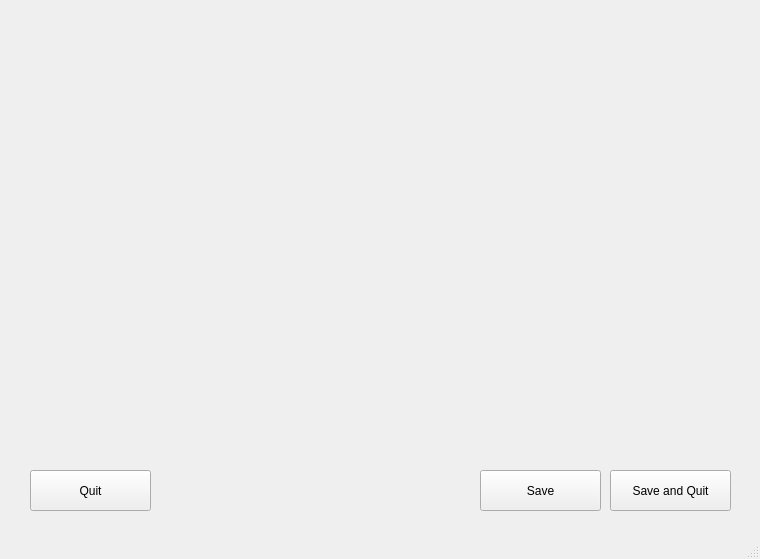
First picture: the form in sbndprmdaq/prm_settings/hvsettings.ui, repository marcodeltutto/SBNDPurityMonitorDAQ, before the edit.
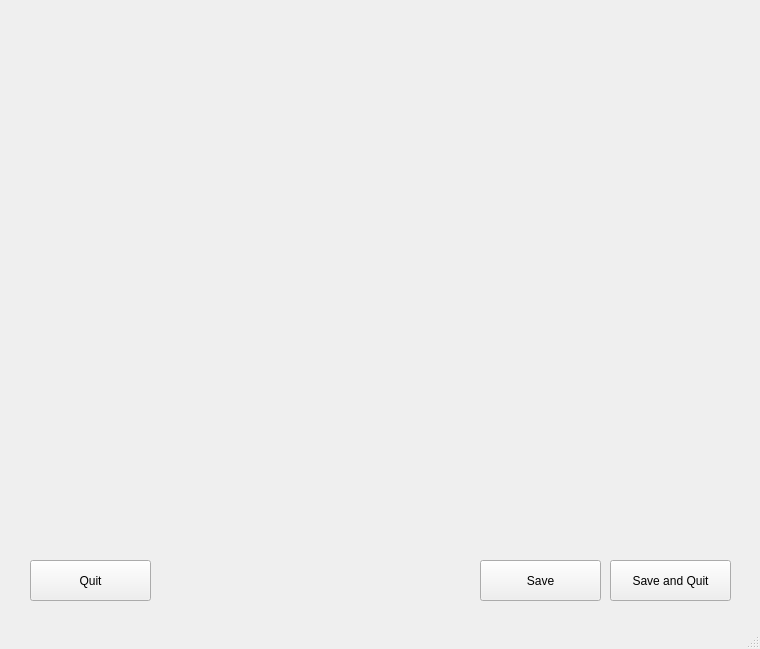
Second picture: the form after the edit.

Patch:
```diff
--- a/sbndprmdaq/prm_settings/hvsettings.ui
+++ b/sbndprmdaq/prm_settings/hvsettings.ui
@@ -7,7 +7,7 @@
     <x>0</x>
     <y>0</y>
     <width>760</width>
-    <height>559</height>
+    <height>649</height>
    </rect>
   </property>
   <property name="windowTitle">
@@ -18,7 +18,7 @@
     <property name="geometry">
      <rect>
       <x>610</x>
-      <y>470</y>
+      <y>560</y>
       <width>121</width>
       <height>41</height>
      </rect>
@@ -31,7 +31,7 @@
     <property name="geometry">
      <rect>
       <x>480</x>
-      <y>470</y>
+      <y>560</y>
       <width>121</width>
       <height>41</height>
      </rect>
@@ -44,7 +44,7 @@
     <property name="geometry">
      <rect>
       <x>30</x>
-      <y>470</y>
+      <y>560</y>
       <width>121</width>
       <height>41</height>
      </rect>
@@ -59,7 +59,7 @@
       <x>0</x>
       <y>20</y>
       <width>761</width>
-      <height>431</height>
+      <height>521</height>
      </rect>
     </property>
     <layout class="QVBoxLayout" name="_settings_layout"/>
```
